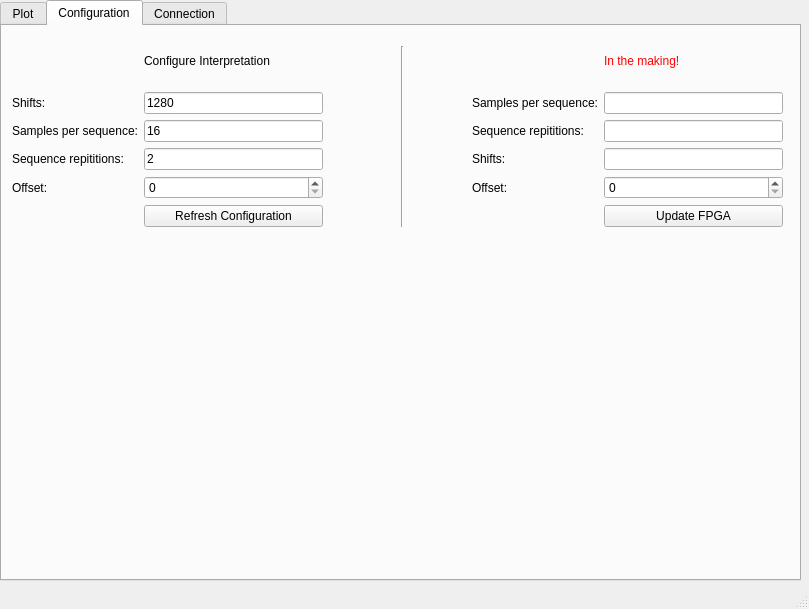
The window that resources/Mainwindow.ui (arongrk/Pam) describes before a commit, drawn with Qt 5.
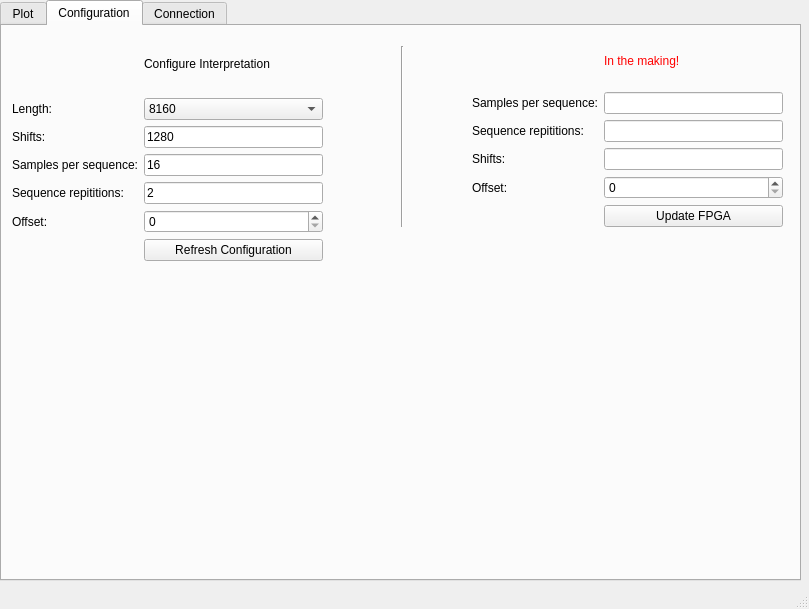
The same window after the commit. The open tabs and pages were chosen to show the change. Icons and pictures are not drawn. Custom widgets are drawn as their Qt base class.

Commit message: First establishment of pickle configuration

```diff
--- a/resources/Mainwindow.ui
+++ b/resources/Mainwindow.ui
@@ -314,18 +314,45 @@
         <x>10</x>
         <y>10</y>
         <width>311</width>
-        <height>191</height>
+        <height>225</height>
        </rect>
       </property>
       <layout class="QGridLayout" name="gridLayout_2">
+       <item row="7" column="1">
+        <widget class="QPushButton" name="refresh_config">
+         <property name="text">
+          <string>Refresh Configuration</string>
+         </property>
+        </widget>
+       </item>
        <item row="4" column="0">
+        <widget class="QLabel" name="label_5">
+         <property name="text">
+          <string>Samples per sequence:</string>
+         </property>
+        </widget>
+       </item>
+       <item row="6" column="1">
+        <widget class="QSpinBox" name="offset_edit"/>
+       </item>
+       <item row="4" column="1">
+        <widget class="QLineEdit" name="sps_edit">
+         <property name="inputMask">
+          <string>00000000</string>
+         </property>
+         <property name="text">
+          <string>16</string>
+         </property>
+        </widget>
+       </item>
+       <item row="5" column="0">
         <widget class="QLabel" name="label_6">
          <property name="text">
           <string>Sequence repititions:</string>
          </property>
         </widget>
        </item>
-       <item row="1" column="1">
+       <item row="2" column="1">
         <widget class="QLineEdit" name="shifts_edit">
          <property name="inputMask">
           <string>0000000</string>
@@ -335,31 +362,7 @@
          </property>
         </widget>
        </item>
-       <item row="5" column="0">
-        <widget class="QLabel" name="label_7">
-         <property name="text">
-          <string>Offset:</string>
-         </property>
-        </widget>
-       </item>
-       <item row="6" column="1">
-        <widget class="QPushButton" name="refresh_config">
-         <property name="text">
-          <string>Refresh Configuration</string>
-         </property>
-        </widget>
-       </item>
        <item row="5" column="1">
-        <widget class="QSpinBox" name="offset_edit"/>
-       </item>
-       <item row="3" column="0">
-        <widget class="QLabel" name="label_5">
-         <property name="text">
-          <string>Samples per sequence:</string>
-         </property>
-        </widget>
-       </item>
-       <item row="4" column="1">
         <widget class="QLineEdit" name="sr_edit">
          <property name="inputMask">
           <string>000000</string>
@@ -369,20 +372,24 @@
          </property>
         </widget>
        </item>
-       <item row="1" column="0">
+       <item row="6" column="0">
+        <widget class="QLabel" name="label_7">
+         <property name="text">
+          <string>Offset:</string>
+         </property>
+        </widget>
+       </item>
+       <item row="2" column="0">
         <widget class="QLabel" name="label_23">
          <property name="text">
           <string>Shifts:</string>
          </property>
         </widget>
        </item>
-       <item row="3" column="1">
-        <widget class="QLineEdit" name="sps_edit">
-         <property name="inputMask">
-          <string>00000000</string>
-         </property>
+       <item row="1" column="0">
+        <widget class="QLabel" name="label_13">
          <property name="text">
-          <string>16</string>
+          <string>Length:</string>
          </property>
         </widget>
        </item>
@@ -393,6 +400,35 @@
          </property>
         </widget>
        </item>
+       <item row="1" column="1">
+        <widget class="QComboBox" name="length_edit">
+         <item>
+          <property name="text">
+           <string>8160</string>
+          </property>
+         </item>
+         <item>
+          <property name="text">
+           <string>16080</string>
+          </property>
+         </item>
+         <item>
+          <property name="text">
+           <string>32640</string>
+          </property>
+         </item>
+         <item>
+          <property name="text">
+           <string>64320</string>
+          </property>
+         </item>
+         <item>
+          <property name="text">
+           <string>92460</string>
+          </property>
+         </item>
+        </widget>
+       </item>
       </layout>
      </widget>
      <widget class="QWidget" name="gridLayoutWidget_4">
```
The commit also changes 3 other files.
